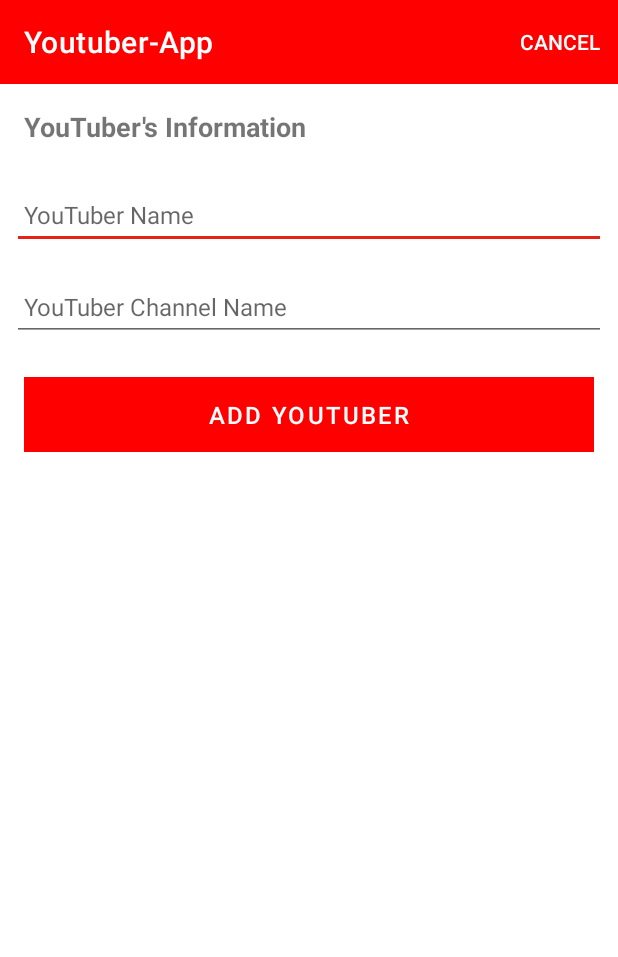
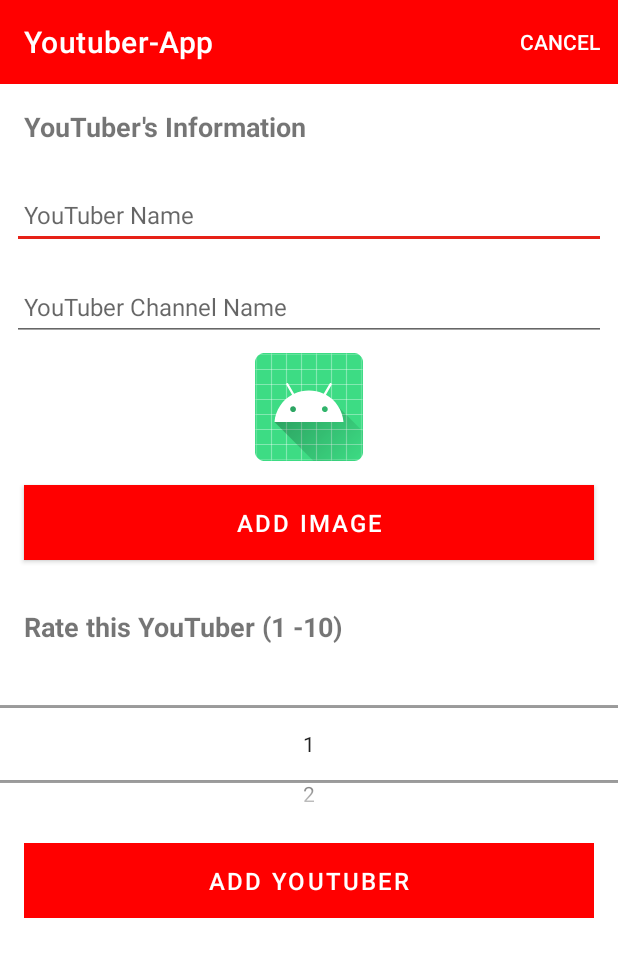
Before and after one commit to emmaroche/Youtuber-App-MAD1, an Android app: the screen it shows after launch (YoutuberActivity), after a tap on "Add", on a phone screen of 412 x 824 dp. Shown: the top 957 px of the screen. Run offline under Robolectric (Android 15) with nearby library versions, the phone set to English and light mode, and no system bars; our stand-ins replace Picasso, Timber; 2 statements that could not run were skipped.

Commit message:
Add functionality to add an image to a youtuber

```diff
--- a/app/build.gradle
+++ b/app/build.gradle
@@ -49,8 +49,6 @@ dependencies {
     androidTestImplementation 'androidx.test.ext:junit:1.1.5'
     androidTestImplementation 'androidx.test.espresso:espresso-core:3.5.1'
     implementation 'com.github.ajalt:timberkt:1.5.1'
-    implementation "com.google.code.gson:gson:2.8.9"
-    implementation 'com.thoughtworks.xstream:xstream:1.4.19'
-    implementation'org.codehaus.jettison:jettison:1.5.2'
+    implementation 'com.squareup.picasso:picasso:2.71828'
 
 }
--- a/app/src/main/java/ie/setu/youtuberApp/activities/YoutuberActivity.kt
+++ b/app/src/main/java/ie/setu/youtuberApp/activities/YoutuberActivity.kt
@@ -1,12 +1,17 @@
 package ie.setu.youtuberApp.activities
 
+import android.content.Intent
 import android.os.Bundle
 import android.view.Menu
 import android.view.MenuItem
+import androidx.activity.result.ActivityResultLauncher
+import androidx.activity.result.contract.ActivityResultContracts
 import androidx.appcompat.app.AppCompatActivity
 import com.google.android.material.snackbar.Snackbar
+import com.squareup.picasso.Picasso
 import ie.setu.youtuberApp.R
 import ie.setu.youtuberApp.databinding.ActivityYoutuberBinding
+import ie.setu.youtuberApp.helpers.showImagePicker
 import ie.setu.youtuberApp.main.MainApp
 import ie.setu.youtuberApp.models.YoutuberModel
 import timber.log.Timber.i
@@ -15,6 +20,7 @@ import timber.log.Timber.i
 class YoutuberActivity : AppCompatActivity() {
 
     private lateinit var binding: ActivityYoutuberBinding
+    private lateinit var imageIntentLauncher : ActivityResultLauncher<Intent>
     private var youtuber = YoutuberModel()
     private lateinit var app: MainApp
     private var edit = false
@@ -37,18 +43,22 @@ class YoutuberActivity : AppCompatActivity() {
             youtuber = intent.extras?.getParcelable("youtuber_edit")!!
             binding.youtuberName.setText(youtuber.name)
             binding.youtuberChannelName.setText(youtuber.channelName)
-//            binding.youtuberRating.value = youtuber.youtuberRating
+            binding.youtuberRating.value = youtuber.youtuberRating
 //            youtuber.dob = binding.youtuberDOB.toString()
 //            setUpNumberPicker()
             binding.btnAdd.setText(R.string.button_saveYoutuber)
+            Picasso.get()
+                .load(youtuber.youtuberImage)
+                .resize(900,800)
+                .into(binding.youtuberImage)
+
         }
 
         binding.btnAdd.setOnClickListener {
             youtuber.name = binding.youtuberName.text.toString()
             youtuber.channelName = binding.youtuberChannelName.text.toString()
-//            youtuber.youtuberRating = binding.youtuberRating.value
+            youtuber.youtuberRating = binding.youtuberRating.value
 //            youtuber.dob = binding.youtuberDOB.toString()
-
 
             if (youtuber.name.isEmpty()) {
                 Snackbar.make(it,R.string.error_Text, Snackbar.LENGTH_LONG)
@@ -58,14 +68,15 @@ class YoutuberActivity : AppCompatActivity() {
                 if (edit) {
                     app.youtubers.update(youtuber.copy())
                     i("edit Button Pressed: $youtuber")
+                    setResult(RESULT_OK)
+                    finish()
                 } else {
                     app.youtubers.create(youtuber.copy())
                     i("add Button Pressed: $youtuber")
+                    setResult(RESULT_OK)
+                    finish()
                 }
             }
-
-            setResult(RESULT_OK)
-            finish()
 
         }
 
@@ -80,7 +91,14 @@ class YoutuberActivity : AppCompatActivity() {
 //            Toast.makeText(this@YoutuberActivity, msg, Toast.LENGTH_SHORT).show()
 //        }
 
-//        setUpNumberPicker()
+        binding.chooseImage.setOnClickListener {
+            showImagePicker(imageIntentLauncher)
+        }
+
+        registerImagePickerCallback()
+
+        setUpNumberPicker()
+
     }
 
     override fun onCreateOptionsMenu(menu: Menu): Boolean {
@@ -102,16 +120,35 @@ class YoutuberActivity : AppCompatActivity() {
         return super.onOptionsItemSelected(item)
     }
 
-//    private fun setUpNumberPicker() {
-//        val numberPicker = binding.youtuberRating
-//
-//        numberPicker.minValue = 1
-//        numberPicker.maxValue = 10
-//        numberPicker.wrapSelectorWheel = false
-////        numberPicker.setOnValueChangedListener { picker, oldVal, newVal ->
-////            val text = "Changed from $oldVal to $newVal"
-////            Toast.makeText(this@YoutuberActivity, text, Toast.LENGTH_SHORT).show()
-////        }
-//    }
+    private fun setUpNumberPicker() {
+        val numberPicker = binding.youtuberRating
 
+        numberPicker.minValue = 1
+        numberPicker.maxValue = 10
+        numberPicker.wrapSelectorWheel = false
+//        numberPicker.setOnValueChangedListener { picker, oldVal, newVal ->
+//            val text = "Changed from $oldVal to $newVal"
+//            Toast.makeText(this@YoutuberActivity, text, Toast.LENGTH_SHORT).show()
+//        }
+    }
+
+    private fun registerImagePickerCallback() {
+        imageIntentLauncher =
+            registerForActivityResult(ActivityResultContracts.StartActivityForResult())
+            { result ->
+                when(result.resultCode){
+                    RESULT_OK -> {
+                        if (result.data != null) {
+                            i("Got Result ${result.data!!.data}")
+                            youtuber.youtuberImage = result.data!!.data!!
+                            Picasso.get()
+                                .load(youtuber.youtuberImage)
+                                .resize(900,800)
+                                .into(binding.youtuberImage)
+                        } // end of if
+                    }
+                    RESULT_CANCELED -> { } else -> { }
+                }
+            }
+    }
 }
--- a/app/src/main/java/ie/setu/youtuberApp/main/MainApp.kt
+++ b/app/src/main/java/ie/setu/youtuberApp/main/MainApp.kt
@@ -1,18 +1,16 @@
 package ie.setu.youtuberApp.main
 import android.app.Application
 import ie.setu.youtuberApp.models.YoutuberMemStore
-import ie.setu.youtuberApp.models.YoutuberStore
 import timber.log.Timber
 import timber.log.Timber.i
 
 class MainApp : Application() {
 
-    lateinit var youtubers: YoutuberStore
+     var youtubers = YoutuberMemStore()
 
     override fun onCreate() {
         super.onCreate()
         Timber.plant(Timber.DebugTree())
-        youtubers = YoutuberMemStore(applicationContext)
         i("YouTubers App Starting...")
     }
 
--- a/app/src/main/java/ie/setu/youtuberApp/models/YoutuberMemStore.kt
+++ b/app/src/main/java/ie/setu/youtuberApp/models/YoutuberMemStore.kt
@@ -1,6 +1,5 @@
 package ie.setu.youtuberApp.models
 
-import android.content.Context
 import timber.log.Timber.i
 
 var lastId = 0L
@@ -9,7 +8,7 @@ internal fun getId(): Long {
     return lastId++
 }
 
-class YoutuberMemStore(applicationContext: Context) : YoutuberStore {
+class YoutuberMemStore : YoutuberStore {
 
     private val youtubers = ArrayList<YoutuberModel>()
 
@@ -28,14 +27,17 @@ class YoutuberMemStore(applicationContext: Context) : YoutuberStore {
         if (foundYoutuber != null) {
             foundYoutuber.name = youtuber.name
             foundYoutuber.channelName = youtuber.channelName
-//            foundYoutuber.youtuberRating = youtuber.youtuberRating
+            foundYoutuber.youtuberRating = youtuber.youtuberRating
+            foundYoutuber.youtuberImage = youtuber.youtuberImage
 //            foundYoutuber.dob = youtuber.dob
             logAll()
         }
     }
 
-    override fun delete(youtuber: YoutuberModel){
+    override fun delete(youtuber: YoutuberModel) {
+        youtuber.id = getId()
         youtubers.remove(youtuber)
+        logAll()
     }
 
     private fun logAll() {
--- a/app/src/main/java/ie/setu/youtuberApp/models/YoutuberModel.kt
+++ b/app/src/main/java/ie/setu/youtuberApp/models/YoutuberModel.kt
@@ -8,5 +8,6 @@ import kotlinx.parcelize.Parcelize
 data class YoutuberModel(var id: Long = 0,
                          var name: String = "",
                          var channelName: String = "",
-//                         var youtuberRating: Int = 0,
-                         var youtuberImage: Uri = Uri.EMPTY ) : Parcelable
+                         var youtuberRating: Int = 0,
+                         var youtuberImage: Uri = Uri.EMPTY
+) : Parcelable
--- a/app/src/main/res/layout/activity_youtuber.xml
+++ b/app/src/main/res/layout/activity_youtuber.xml
@@ -121,19 +121,38 @@
 <!--                    android:textColor="@color/white"-->
 <!--                    android:textSize="16sp" />-->
 
-<!--                <TextView-->
-<!--                    android:id="@+id/ratingTextView"-->
-<!--                    android:layout_width="match_parent"-->
-<!--                    android:layout_height="wrap_content"-->
-<!--                    android:padding="16dp"-->
-<!--                    android:text="Rate this YouTuber (1 -10)"-->
-<!--                    android:textSize="18sp"-->
-<!--                    android:textStyle="bold"/>-->
+                <ImageView
+                    android:id="@+id/youtuberImage"
+                    android:layout_width="match_parent"
+                    android:layout_height="wrap_content"
+                    app:srcCompat="@mipmap/ic_launcher"/>
 
-<!--                <NumberPicker-->
-<!--                    android:id="@+id/youtuberRating"-->
-<!--                    android:layout_width="match_parent"-->
-<!--                    android:layout_height="100dp" />-->
+                <Button
+                    android:id="@+id/chooseImage"
+                    android:layout_width="match_parent"
+                    android:layout_height="wrap_content"
+                    android:layout_margin="16dp"
+                    android:background="@color/colorAccent"
+                    android:paddingBottom="8dp"
+                    android:paddingTop="8dp"
+                    android:text="@string/button_addYoutuberImage"
+                    android:textColor="@color/colorPrimary"
+                    android:textSize="16sp"/>
+
+                <TextView
+                    android:id="@+id/ratingTextView"
+                    android:layout_width="match_parent"
+                    android:layout_height="wrap_content"
+                    android:padding="16dp"
+                    android:text="Rate this YouTuber (1 -10)"
+                    android:textSize="18sp"
+                    android:textStyle="bold"/>
+
+                <NumberPicker
+                    android:id="@+id/youtuberRating"
+                    android:layout_width="match_parent"
+                    android:layout_height="100dp" />
+
 
                 <Button
                     android:id="@+id/btnAdd"
--- a/app/src/main/res/values/strings.xml
+++ b/app/src/main/res/values/strings.xml
@@ -2,13 +2,14 @@
     <string name="app_name">Youtuber-App</string>
     <string name="button_addYoutuber">Add YouTuber</string>
     <string name="button_saveYoutuber">Save YouTuber</string>
+    <string name="button_addYoutuberImage">Add Image</string>
     <string name="hint_youtuberName">YouTuber Name</string>
     <string name="hint_youtuberChannelName">YouTuber Channel Name</string>
     <string name="menu_addYouTuber">Add</string>
     <string name="menu_deleteYoutuber">Delete</string>
     <string name="menu_cancelAdd">Cancel</string>
     <string name="error_Text">Please enter a YouTubers name</string>
-    <string name="button_addYoutuberImage"> Add Image </string>
     <string name="select_youtuber_image">Select YouTuber image</string>
     <string name="change_youtuber_image">Change YouTuber image</string>
+    <string name="display_youtuber_image">YouTuber image</string>
 </resources>
```
Also changed, not shown: app/src/main/java/ie/setu/youtuberApp/activities/YouTuberListActivity.kt (+7 -2 lines), app/src/main/java/ie/setu/youtuberApp/adapters/YoutuberAdapter.kt (+5 -4 lines), app/src/main/java/ie/setu/youtuberApp/helpers/ImageHelpers.kt (added, +12 -0 lines), app/src/main/res/layout/card_youtuber.xml (+13 -15 lines).
